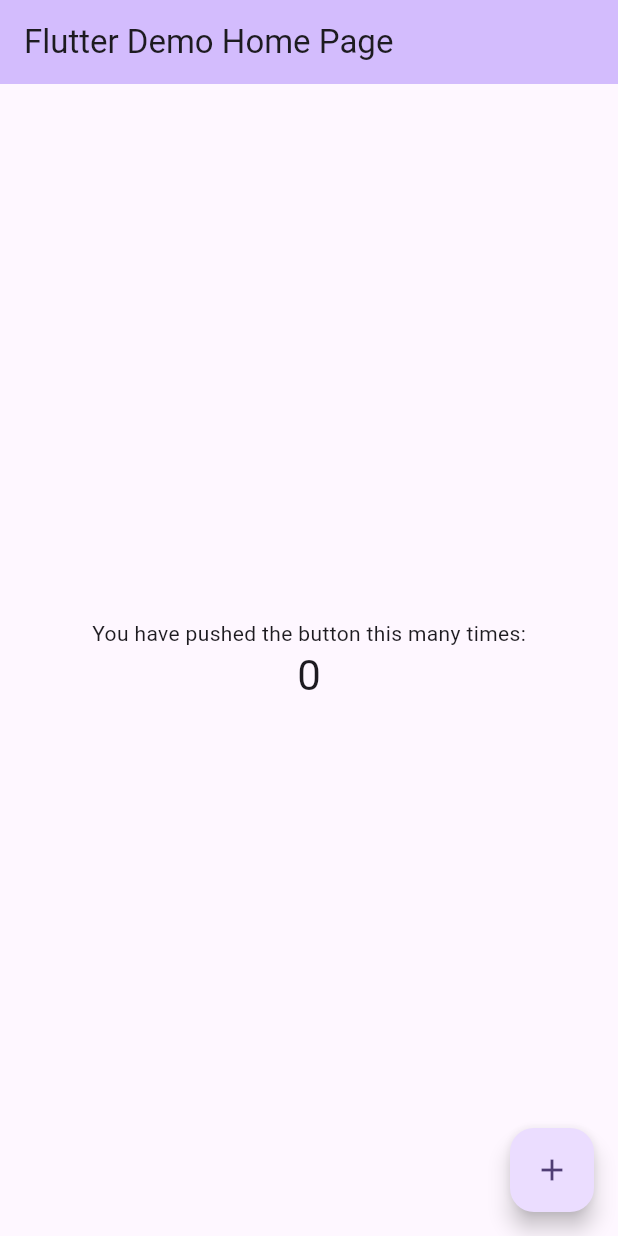
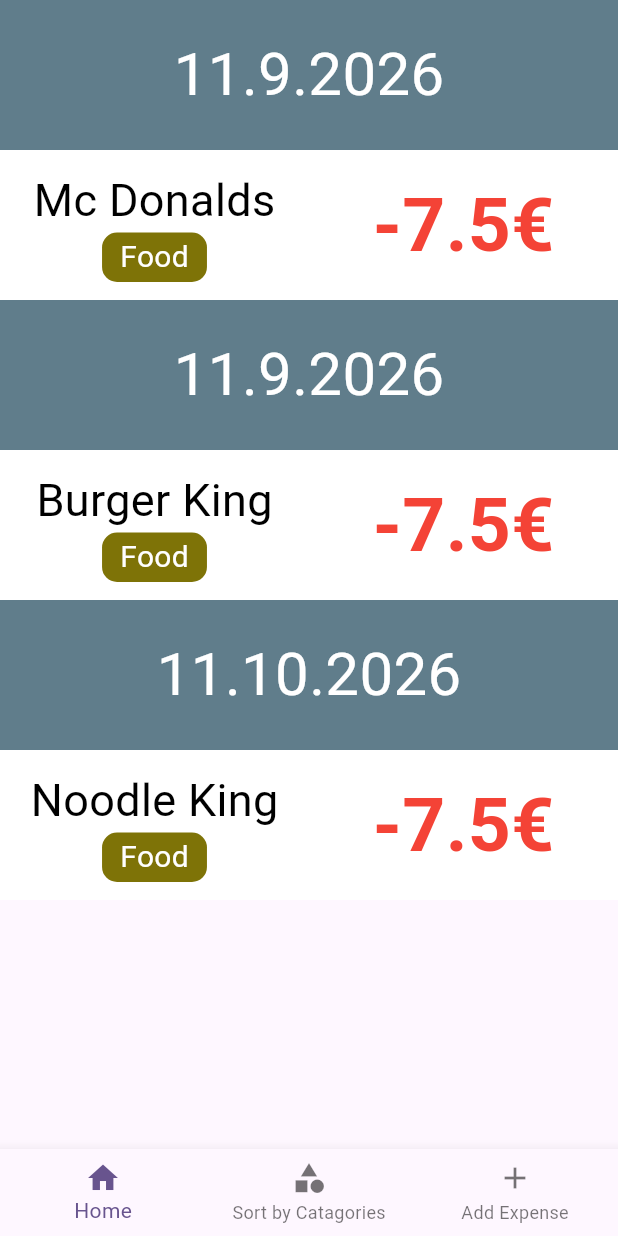
Before and after one commit to domeniksabitzer08-create/simple-expense-tracker, a Flutter app: the screen it shows after launch, on a phone screen of 412 x 824 dp. Run offline on Flutter 3.47's test engine with Material 3 defaults, Android fonts, the light colour scheme and no system bars.

Commit message:
added Widgets and class for dates and expenses, added BottomNavigationbar

```diff
--- a/analysis_options.yaml
+++ b/analysis_options.yaml
@@ -18,7 +18,8 @@
     - windows/**
     - macos/**
     - linux/**
-
+formatter:
+  trailing_commas: preserve
 linter:
   # The lint rules applied to this project can be customized in the
   # section below to disable rules from the `package:flutter_lints/flutter.yaml`
--- a/lib/main.dart
+++ b/lib/main.dart
@@ -1,4 +1,5 @@
 import 'package:flutter/material.dart';
+import 'package:simple_expense_tracker/views/main_view.dart';
 
 void main() {
   runApp(const MyApp());
@@ -12,111 +13,8 @@
   Widget build(BuildContext context) {
     return MaterialApp(
       title: 'Flutter Demo',
-      theme: ThemeData(
-        // This is the theme of your application.
-        //
-        // TRY THIS: Try running your application with "flutter run". You'll see
-        // the application has a purple toolbar. Then, without quitting the app,
-        // try changing the seedColor in the colorScheme below to Colors.green
-        // and then invoke "hot reload" (save your changes or press the "hot
-        // reload" button in a Flutter-supported IDE, or press "r" if you used
-        // the command line to start the app).
-        //
-        // Notice that the counter didn't reset back to zero; the application
-        // state is not lost during the reload. To reset the state, use hot
-        // restart instead.
-        //
-        // This works for code too, not just values: Most code changes can be
-        // tested with just a hot reload.
-        colorScheme: .fromSeed(seedColor: Colors.deepPurple),
-      ),
-      home: const MyHomePage(title: 'Flutter Demo Home Page'),
+      theme: ThemeData(colorScheme: .fromSeed(seedColor: Colors.deepPurple)),
+      home: const MainView(),
     );
   }
 }
-
-class MyHomePage extends StatefulWidget {
-  const MyHomePage({super.key, required this.title});
-
-  // This widget is the home page of your application. It is stateful, meaning
-  // that it has a State object (defined below) that contains fields that affect
-  // how it looks.
-
-  // This class is the configuration for the state. It holds the values (in this
-  // case the title) provided by the parent (in this case the App widget) and
-  // used by the build method of the State. Fields in a Widget subclass are
-  // always marked "final".
-
-  final String title;
-
-  @override
-  State<MyHomePage> createState() => _MyHomePageState();
-}
-
-class _MyHomePageState extends State<MyHomePage> {
-  int _counter = 0;
-
-  void _incrementCounter() {
-    setState(() {
-      // This call to setState tells the Flutter framework that something has
-      // changed in this State, which causes it to rerun the build method below
-      // so that the display can reflect the updated values. If we changed
-      // _counter without calling setState(), then the build method would not be
-      // called again, and so nothing would appear to happen.
-      _counter++;
-    });
-  }
-
-  @override
-  Widget build(BuildContext context) {
-    // This method is rerun every time setState is called, for instance as done
-    // by the _incrementCounter method above.
-    //
-    // The Flutter framework has been optimized to make rerunning build methods
-    // fast, so that you can just rebuild anything that needs updating rather
-    // than having to individually change instances of widgets.
-    return Scaffold(
-      appBar: AppBar(
-        // TRY THIS: Try changing the color here to a specific color (to
-        // Colors.amber, perhaps?) and trigger a hot reload to see the AppBar
-        // change color while the other colors stay the same.
-        backgroundColor: Theme.of(context).colorScheme.inversePrimary,
-        // Here we take the value from the MyHomePage object that was created by
-        // the App.build method, and use it to set our appbar title.
-        title: Text(widget.title),
-      ),
-      body: Center(
-        // Center is a layout widget. It takes a single child and positions it
-        // in the middle of the parent.
-        child: Column(
-          // Column is also a layout widget. It takes a list of children and
-          // arranges them vertically. By default, it sizes itself to fit its
-          // children horizontally, and tries to be as tall as its parent.
-          //
-          // Column has various properties to control how it sizes itself and
-          // how it positions its children. Here we use mainAxisAlignment to
-          // center the children vertically; the main axis here is the vertical
-          // axis because Columns are vertical (the cross axis would be
-          // horizontal).
-          //
-          // TRY THIS: Invoke "debug painting" (choose the "Toggle Debug Paint"
-          // action in the IDE, or press "p" in the console), to see the
-          // wireframe for each widget.
-          mainAxisAlignment: .center,
-          children: [
-            const Text('You have pushed the button this many times:'),
-            Text(
-              '$_counter',
-              style: Theme.of(context).textTheme.headlineMedium,
-            ),
-          ],
-        ),
-      ),
-      floatingActionButton: FloatingActionButton(
-        onPressed: _incrementCounter,
-        tooltip: 'Increment',
-        child: const Icon(Icons.add),
-      ),
-    );
-  }
-}
--- /dev/null
+++ b/lib/models/category_model.dart
@@ -0,0 +1,9 @@
+import 'package:flutter/material.dart';
+
+class Category {
+  final int id;
+  final String name;
+  final Color color;
+
+  Category({required this.id, required this.name, required this.color});
+}
--- /dev/null
+++ b/lib/models/expense_model.dart
@@ -0,0 +1,17 @@
+import 'package:simple_expense_tracker/models/category_model.dart';
+
+class Expense {
+  final int id;
+  final String name;
+  final DateTime date;
+  final double expense;
+  final Category category;
+
+  new({
+    required this.id,
+    required this.name,
+    required this.date,
+    required this.expense,
+    required this.category,
+  });
+}
--- /dev/null
+++ b/lib/views/main_view.dart
@@ -0,0 +1,164 @@
+import 'dart:developer' show log;
+
+import 'package:flutter/material.dart';
+import 'package:simple_expense_tracker/models/category_model.dart';
+import 'package:simple_expense_tracker/models/expense_model.dart';
+import 'package:simple_expense_tracker/widgets/app_text_widget.dart';
+import 'package:simple_expense_tracker/widgets/category_widget.dart';
+
+class MainView extends StatefulWidget {
+  const new({super.key});
+
+  @override
+  State<MainView> createState() => _MainViewState();
+}
+
+class _MainViewState extends State<MainView> {
+  final expenes = [
+    Expense(
+      id: 0,
+      name: "Mc Donalds",
+      date: DateTime(2026, 9, 11),
+      expense: 7.50,
+      category: Category(
+        id: 0,
+        name: "Food",
+        color: const Color.fromARGB(255, 126, 115, 7),
+      ),
+    ),
+    Expense(
+      id: 0,
+      name: "Burger King",
+      date: DateTime(2026, 9, 11),
+      expense: 7.50,
+      category: Category(
+        id: 0,
+        name: "Food",
+        color: const Color.fromARGB(255, 126, 115, 7),
+      ),
+    ),
+    Expense(
+      id: 0,
+      name: "Noodle King",
+      date: DateTime(2026, 10, 11),
+      expense: 7.50,
+      category: Category(
+        id: 0,
+        name: "Food",
+        color: const Color.fromARGB(255, 126, 115, 7),
+      ),
+    ),
+  ];
+
+  List<DateTime> dates = [];
+  @override
+  Widget build(BuildContext context) {
+    List<dynamic> uiList = createList();
+    return Scaffold(
+      bottomNavigationBar: BottomNavigationBar(
+        items: [
+          BottomNavigationBarItem(
+            icon: Icon(Icons.home),
+            label: "Home",
+          ),
+          BottomNavigationBarItem(
+            icon: Icon(Icons.category),
+            label: "Sort by Catagories",
+          ),
+          BottomNavigationBarItem(
+            icon: Icon(Icons.add),
+            label: "Add Expense",
+          ),
+        ],
+      ),
+      body: ListView.builder(
+        itemCount: uiList.length,
+        itemBuilder: (BuildContext context, int index) {
+          final element = uiList[index];
+          if (element is Expense) return ExpenseLabel(expense: element);
+          return DateLabel(date: element);
+        },
+      ),
+    );
+  }
+
+  List<dynamic> createList() {
+    List list = [];
+    int count = 0;
+    for (int i = 0; i < expenes.length; i++) {
+      Expense exp = expenes[i];
+      if (!dates.contains(exp.date)) {
+        list.insert(i + count, exp.date);
+      }
+      list.insert(i + count + 1, exp);
+      count++;
+    }
+    return list;
+  }
+}
+
+class DateLabel extends StatelessWidget {
+  final DateTime _date;
+  const DateLabel({super.key, required this._date});
+
+  @override
+  Widget build(BuildContext context) {
+    return Container(
+      height: 100,
+      decoration: BoxDecoration(color: Colors.blueGrey),
+      child: Center(
+        child: AppText(
+          text: "${_date.day}.${_date.month}.${_date.year}",
+          color: Colors.white,
+          fontSize: 40,
+        ),
+      ),
+    );
+  }
+}
+
+class ExpenseLabel extends StatelessWidget {
+  final Expense _expense;
+  const ExpenseLabel({super.key, required this._expense});
+
+  @override
+  Widget build(BuildContext context) {
+    return Container(
+      height: 100,
+      decoration: BoxDecoration(color: Colors.white),
+      child: Row(
+        crossAxisAlignment: CrossAxisAlignment.center,
+        mainAxisAlignment: MainAxisAlignment.center,
+        children: [
+          Expanded(
+            flex: 1,
+            child: Column(
+              crossAxisAlignment: CrossAxisAlignment.center,
+              mainAxisAlignment: MainAxisAlignment.center,
+              children: [
+                Center(
+                  child: AppText(
+                    text: _expense.name,
+                    color: Colors.black,
+                    fontSize: 30,
+                  ),
+                ),
+                CategoryLabel(category: _expense.category),
+              ],
+            ),
+          ),
+          Expanded(
+            child: Center(
+              child: AppText(
+                text: "-${_expense.expense}€",
+                fontSize: 50,
+                color: Colors.red,
+                fontWeight: FontWeight.bold,
+              ),
+            ),
+          ),
+        ],
+      ),
+    );
+  }
+}
--- /dev/null
+++ b/lib/widgets/app_text_widget.dart
@@ -0,0 +1,28 @@
+import 'package:flutter/material.dart';
+
+class AppText extends StatelessWidget {
+  final String _text;
+  final double? _fontSize;
+  final Color? _color;
+  final FontWeight? _fontWeight;
+
+  const AppText({
+    super.key,
+    required this._text,
+    this._fontSize,
+    this._color,
+    this._fontWeight,
+  });
+
+  @override
+  Widget build(BuildContext context) {
+    return Text(
+      _text,
+      style: TextStyle(
+        fontSize: _fontSize,
+        color: _color,
+        fontWeight: _fontWeight,
+      ),
+    );
+  }
+}
--- /dev/null
+++ b/lib/widgets/category_widget.dart
@@ -0,0 +1,26 @@
+import 'package:flutter/material.dart';
+import 'package:simple_expense_tracker/models/category_model.dart';
+import 'package:simple_expense_tracker/widgets/app_text_widget.dart';
+
+class CategoryLabel extends StatelessWidget {
+  final Category _category;
+  const CategoryLabel({super.key, required this._category});
+
+  @override
+  Widget build(BuildContext context) {
+    return Container(
+      decoration: BoxDecoration(
+        color: _category.color,
+        borderRadius: BorderRadius.circular(10),
+      ),
+      child: Padding(
+        padding: EdgeInsetsGeometry.symmetric(vertical: 2, horizontal: 12),
+        child: AppText(
+          text: _category.name,
+          fontSize: 20,
+          color: Colors.white,
+        ),
+      ),
+    );
+  }
+}
```
Also changed, not shown: 1 other file.
